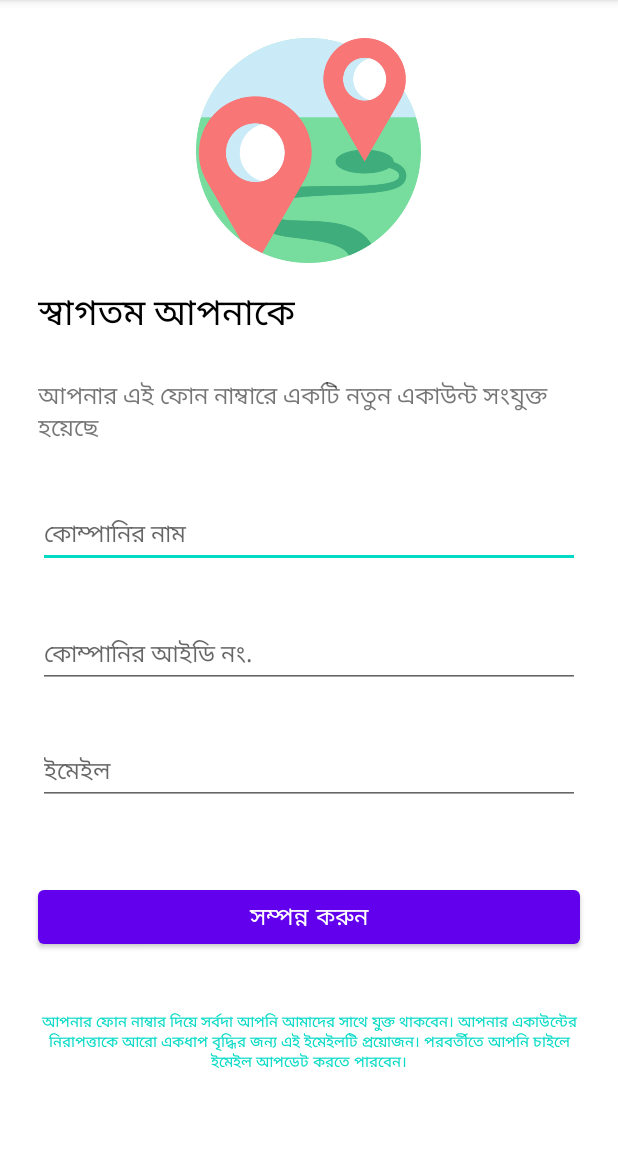
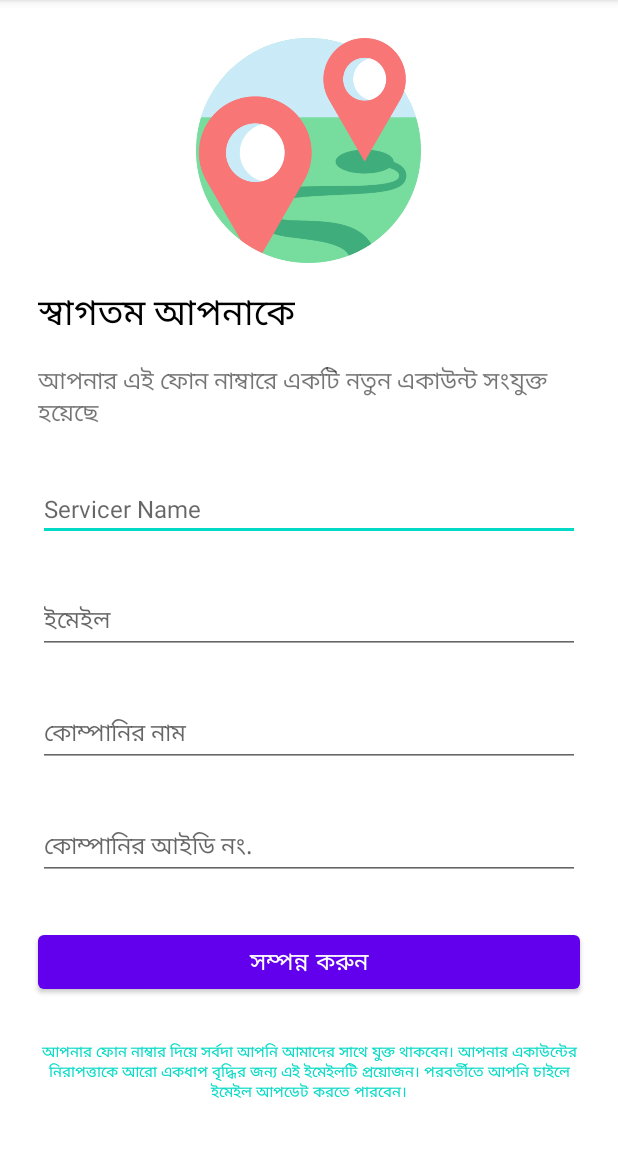
Before and after one commit to Jabiullah/ShohozThikana, an Android app: the Registration screen opened directly, with no data from a screen before it, on a phone screen of 412 x 824 dp, the part 84-1236 px from its top. Run offline under Robolectric (Android 15) with nearby library versions, the phone set to English and light mode, and no system bars.

Commit message:
Servicer's Profile part added - Service Provider

```diff
--- a/app/src/main/java/com/example/bashakoi/Registration.java
+++ b/app/src/main/java/com/example/bashakoi/Registration.java
@@ -16,7 +16,7 @@ import org.json.JSONObject;
 import java.util.HashMap;
 
 public class Registration extends AppCompatActivity {
-    EditText companyName, companyId, servicerEmail;
+    EditText companyName, companyId, servicerEmail, servicerName;
     Button submit;
     String servicer_phone ="";
     @Override
@@ -24,6 +24,8 @@ public class Registration extends AppCompatActivity {
         super.onCreate(savedInstanceState);
         setContentView(R.layout.activity_registration);
 
+
+        servicerName = findViewById(R.id.service_prov_name);
         servicerEmail = findViewById(R.id.servicer_email); // textView
         companyName = findViewById(R.id.company_name);
         companyId = findViewById(R.id.company_id);
@@ -41,6 +43,7 @@ public class Registration extends AppCompatActivity {
     }
 
     private void registration() {
+        final String servicer_name = servicerName.getText().toString();
         final String servicer_email = servicerEmail.getText().toString();
         final String company_name = companyName.getText().toString();
         final String company_id = companyId.getText().toString();
@@ -95,6 +98,7 @@ public class Registration extends AppCompatActivity {
                 //creating request parameters
                 HashMap<String, String> params = new HashMap<>();
                 params.put("servicer_phone", servicer_phone);
+                params.put("servicer_name", servicer_name);
                 params.put("servicer_email", servicer_email);
                 params.put("company_name", company_name);
                 params.put("company_id", company_id);
--- a/app/src/main/java/com/example/bashakoi/SharedPrefManager.java
+++ b/app/src/main/java/com/example/bashakoi/SharedPrefManager.java
@@ -8,6 +8,7 @@ public class SharedPrefManager {
     //the constants
     private static final String SHARED_PREF_NAME = "check";
     private static final String KEY_PHONE = "keyphone";
+    private static final String KEY_NAME = "keyname";
     private static final String KEY_EMAIL = "keyemail";
     private static final String KEY_ID = "keyid";
     private static final String COM_NAME = "companyname";
@@ -36,6 +37,7 @@ public class SharedPrefManager {
         SharedPreferences.Editor editor = sharedPreferences.edit();
         editor.putInt(KEY_ID, user.getId());
         editor.putString(KEY_PHONE, user.getPhone());
+        editor.putString(KEY_NAME, user.getServicer_name());
         editor.putString(KEY_EMAIL, user.getEmail());
         editor.putString(COM_NAME, user.getCompany());
         editor.putString(COM_ID, user.getCompanyId());
@@ -56,6 +58,7 @@ public class SharedPrefManager {
         return new User(
                 sharedPreferences.getInt(KEY_ID, -1),
                 sharedPreferences.getString(KEY_PHONE, null),
+                sharedPreferences.getString(KEY_NAME, null),
                 sharedPreferences.getString(KEY_EMAIL, null),
                 sharedPreferences.getString(COM_NAME, null),
                 sharedPreferences.getString(COM_ID, null)
--- a/app/src/main/java/com/example/bashakoi/activity_login_page.java
+++ b/app/src/main/java/com/example/bashakoi/activity_login_page.java
@@ -169,6 +169,7 @@ public class activity_login_page extends AppCompatActivity {
                         User user = new User(
                                 userJson.getInt("servicer_id"),
                                 userJson.getString("servicer_phone"),
+                                userJson.getString("servicer_name"),
                                 userJson.getString("servicer_email"),
                                 userJson.getString("company_name"),
                                 userJson.getString("company_id")
--- a/app/src/main/res/layout/activity_login_page.xml
+++ b/app/src/main/res/layout/activity_login_page.xml
@@ -25,7 +25,7 @@
         android:layout_marginTop="15sp"
         android:gravity="left"
         android:text="@string/login1"
-        android:textColor="@color/white"
+        android:textColor="@color/black"
         android:textSize="24sp" />
 
     <TextView
--- a/app/src/main/res/layout/activity_registration.xml
+++ b/app/src/main/res/layout/activity_registration.xml
@@ -34,7 +34,7 @@
         android:layout_height="wrap_content"
         android:layout_below="@+id/recoveryHeading"
         android:layout_marginLeft="25sp"
-        android:layout_marginTop="25dp"
+        android:layout_marginTop="15dp"
         android:layout_marginRight="25dp"
         android:layout_marginBottom="25dp"
         android:text="@string/recover_input_text"
@@ -42,16 +42,44 @@
 
 
     <EditText
-        android:id="@+id/company_name"
+        android:id="@+id/service_prov_name"
         android:layout_width="match_parent"
         android:layout_height="wrap_content"
         android:layout_below="@+id/recoveryInput"
         android:layout_marginLeft="25sp"
-        android:layout_marginTop="11dp"
+        android:layout_marginTop="5dp"
+        android:layout_marginRight="25dp"
+        android:layout_marginBottom="25dp"
+        android:hint="@string/service_provider_name"
+        android:inputType="text"
+        android:maxLines="1"
+        android:textSize="16sp" />
+
+    <EditText
+        android:id="@+id/servicer_email"
+        android:layout_width="match_parent"
+        android:layout_height="wrap_content"
+        android:layout_below="@+id/service_prov_name"
+        android:layout_marginLeft="25sp"
+        android:layout_marginTop="5dp"
+        android:layout_marginRight="25dp"
+        android:layout_marginBottom="25dp"
+        android:hint="@string/email"
+        android:inputType="textEmailAddress"
+        android:maxLines="1"
+        android:textSize="16sp" />
+
+    <EditText
+        android:id="@+id/company_name"
+        android:layout_width="match_parent"
+        android:layout_height="wrap_content"
+        android:layout_below="@+id/servicer_email"
+        android:layout_marginLeft="25sp"
+        android:layout_marginTop="5dp"
         android:layout_marginRight="25dp"
         android:layout_marginBottom="25dp"
         android:hint="@string/company_name"
-        android:inputType="textEmailAddress"
+        android:inputType="text"
         android:maxLines="1"
         android:textSize="16sp" />
 
@@ -61,36 +89,23 @@
         android:layout_height="wrap_content"
         android:layout_below="@+id/company_name"
         android:layout_marginLeft="25sp"
-        android:layout_marginTop="10dp"
+        android:layout_marginTop="5dp"
         android:layout_marginRight="25dp"
         android:layout_marginBottom="25dp"
         android:hint="@string/company_id"
-        android:inputType="textEmailAddress"
+        android:inputType="text"
         android:maxLines="1"
         android:textSize="16sp" />
 
-    <EditText
-        android:id="@+id/servicer_email"
-        android:layout_width="match_parent"
-        android:layout_height="wrap_content"
-        android:layout_below="@+id/company_id"
-        android:layout_marginLeft="25sp"
-        android:layout_marginTop="8dp"
-        android:layout_marginRight="25dp"
-        android:layout_marginBottom="25dp"
-        android:hint="@string/email"
-        android:inputType="textEmailAddress"
-        android:maxLines="1"
-        android:textSize="16sp" />
 
     <Button
         android:id="@+id/btn_submit"
         android:layout_width="match_parent"
         android:layout_height="wrap_content"
         android:textSize="16sp"
-        android:layout_below="@+id/servicer_email"
+        android:layout_below="@+id/company_id"
         android:layout_marginLeft="25sp"
-        android:layout_marginTop="25dp"
+        android:layout_marginTop="5dp"
         android:layout_marginRight="25dp"
         android:layout_marginBottom="25dp"
         android:text="@string/recover_btn"
@@ -102,7 +117,7 @@
         android:layout_height="wrap_content"
         android:layout_below="@+id/btn_submit"
         android:layout_marginLeft="25sp"
-        android:layout_marginTop="13dp"
+        android:layout_marginTop="3dp"
         android:layout_marginRight="25sp"
         android:text="@string/recover_info"
         android:textAlignment="center"
--- a/app/src/main/res/values/colors.xml
+++ b/app/src/main/res/values/colors.xml
@@ -7,4 +7,7 @@
     <color name="teal_700">#FF018786</color>
     <color name="black">#FF000000</color>
     <color name="white">#FFFFFFFF</color>
+    <color name="green">#14D806</color>
+    <color name="red">#D80606</color>
+
 </resources>
```
Also changed, not shown: app/src/main/AndroidManifest.xml (+7 -0 lines), app/src/main/java/com/example/bashakoi/ProfilePage.java (added, +49 -0 lines), app/src/main/java/com/example/bashakoi/User.java (+5 -2 lines), app/src/main/java/com/example/bashakoi/home_page.java (+44 -0 lines), app/src/main/res/drawable-v24/shapebar.xml (added, +13 -0 lines), app/src/main/res/layout/activity_home_page.xml (+32 -4 lines), app/src/main/res/layout/activity_profile_page.xml (added, +172 -0 lines), app/src/main/res/values/strings.xml (+11 -1 lines), app/src/main/res/drawable-v24/profile.jpg (added).
